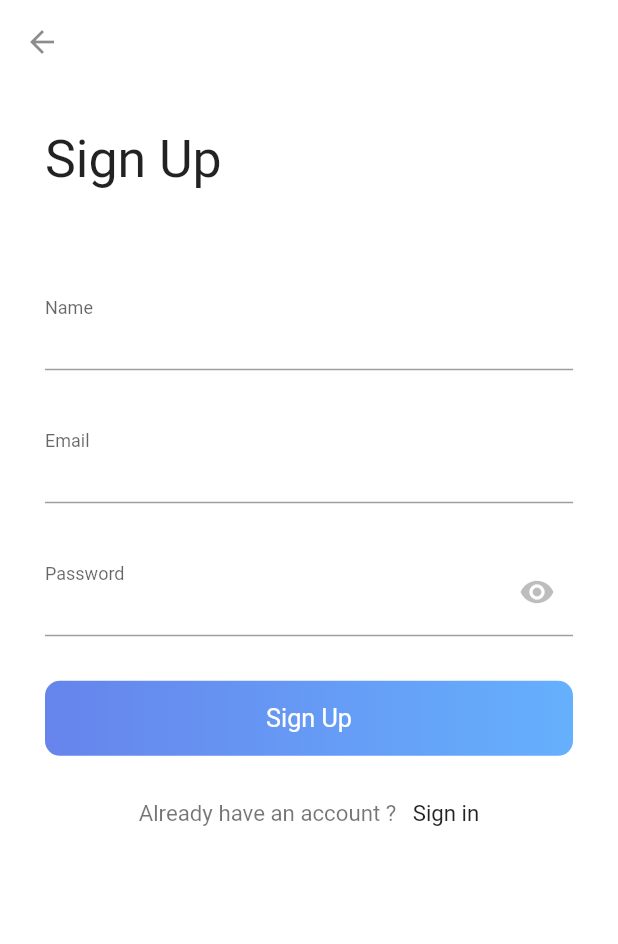
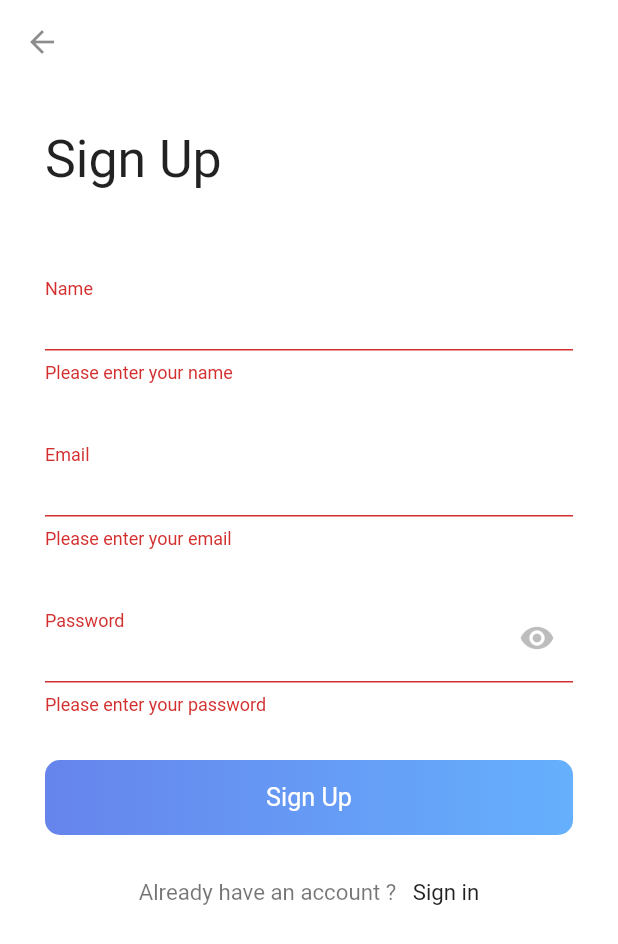
Before and after one commit to Mohamedali01/e_commerce_redesign, a Flutter app: the SignUpScreen screen opened directly, after a tap on "Sign Up", on a phone screen of 412 x 824 dp. Shown: the top 944 px of the screen. Run offline on Flutter 3.47's test engine with Material 2 defaults, Android fonts, the phone set to English and light mode, and no system bars; our stand-ins replace flutter_svg, get.

Commit message:
finish_auth_ui

```diff
--- a/lib/app/auth/view/sign_up_screen.dart
+++ b/lib/app/auth/view/sign_up_screen.dart
@@ -1,4 +1,6 @@
 import 'package:e_commerce_app/app/auth/control/sign_up_controller.dart';
+import 'package:e_commerce_app/app/auth/view/log_in_screen.dart';
+import 'package:e_commerce_app/app/auth/view/welcome_screen.dart';
 import 'package:e_commerce_app/constants.dart';
 import 'package:e_commerce_app/core/size_config.dart';
 import 'package:e_commerce_app/widgets/custom_constrained_box.dart';
@@ -6,9 +8,12 @@ import 'package:e_commerce_app/widgets/custom_rounded_button.dart';
 import 'package:e_commerce_app/widgets/custom_text.dart';
 import 'package:e_commerce_app/widgets/custom_text_form_field.dart';
 import 'package:flutter/material.dart';
+import 'package:get/get.dart';
 import 'package:provider/provider.dart';
 
 class SignUpScreen extends StatelessWidget {
+  final _formKey = GlobalKey<FormState>();
+
   @override
   Widget build(BuildContext context) {
     final controller = Provider.of<SignUpController>(context);
@@ -18,9 +23,14 @@ class SignUpScreen extends StatelessWidget {
       appBar: AppBar(
         backgroundColor: Colors.white,
         elevation: 0.0,
-        leading: Icon(
+        leading: IconButton(
+          onPressed: () {
+            Get.offAll(WelcomeScreen());
+          },
+          icon: Icon(
             Icons.arrow_back,
             color: Colors.black45,
+          ),
         ),
       ),
       body: Padding(
@@ -30,6 +40,8 @@ class SignUpScreen extends StatelessWidget {
             child: CustomConstrainedBox(
               minHeight: constrains.maxHeight,
               minWidth: constrains.maxWidth,
+              child: Form(
+                key: _formKey,
                 child: Column(
                   crossAxisAlignment: CrossAxisAlignment.start,
                   children: [
@@ -40,6 +52,13 @@ class SignUpScreen extends StatelessWidget {
                     ),
                     Spacer(),
                     CustomTextFormField(
+                      validator: (value) {
+                        if (value!.isEmpty) {
+                          return 'Please enter your name';
+                        }
+                        return null;
+                      },
+                      onSaved: (value) {},
                       label: 'Name',
                       textInputType: TextInputType.text,
                     ),
@@ -49,12 +68,30 @@ class SignUpScreen extends StatelessWidget {
                     CustomTextFormField(
                       label: 'Email',
                       textInputType: TextInputType.text,
+                      validator: (value) {
+                        if (value!.isEmpty) {
+                          return 'Please enter your email';
+                        }
+                        if (!value.contains('@') || !value.contains('.')) {
+                          return 'This is not an email';
+                        }
+                        return null;
+                      },
                     ),
                     SizedBox(
                       height: defaultSize * 3,
                     ),
                     CustomTextFormField(
                       label: 'Password',
+                      validator: (value) {
+                        if (value!.isEmpty) {
+                          return 'Please enter your password';
+                        }
+                        if (value.length < 6) {
+                          return 'Password is too short';
+                        }
+                        return null;
+                      },
                       textInputType: TextInputType.text,
                       obscure: !controller.isPassVisible,
                       suffixIcon: IconButton(
@@ -74,7 +111,9 @@ class SignUpScreen extends StatelessWidget {
                     ),
                     CustomRoundedButton(
                       width: constrains.maxWidth,
-                    onTap: () {},
+                      onTap: () {
+                        _formKey.currentState!.validate();
+                      },
                       gradient: gradient,
                       child: Center(
                         child: CustomText(
@@ -87,7 +126,11 @@ class SignUpScreen extends StatelessWidget {
                     SizedBox(
                       height: defaultSize * 3,
                     ),
-                  Center(
+                    GestureDetector(
+                      onTap: () {
+                        Get.offAll(LogInScreen());
+                      },
+                      child: Center(
                         child: RichText(
                           text: TextSpan(
                             children: [
@@ -109,10 +152,12 @@ class SignUpScreen extends StatelessWidget {
                           ),
                         ),
                       ),
+                    ),
                     Spacer(
                       flex: 4,
                     )
                   ],
+                ),
               ),
             ),
           );
--- a/lib/widgets/custom_text_form_field.dart
+++ b/lib/widgets/custom_text_form_field.dart
@@ -5,19 +5,29 @@ class CustomTextFormField extends StatelessWidget {
   final TextInputType? textInputType;
   final Widget? suffixIcon;
   final bool obscure;
+  final void Function(String?)? onSaved;
+  final String? Function(String?)? validator;
 
   CustomTextFormField(
-      {this.label, this.textInputType, this.suffixIcon, this.obscure = false});
+      {this.label,
+      this.textInputType,
+      this.suffixIcon,
+      this.obscure = false,
+      this.validator,
+      this.onSaved});
 
   @override
   Widget build(BuildContext context) {
     return TextFormField(
       keyboardType: textInputType,
       obscureText: obscure,
+      onSaved: onSaved,
+      validator: validator,
       decoration: InputDecoration(
-          suffixIcon: suffixIcon,
-          labelText: label,
-          floatingLabelBehavior: FloatingLabelBehavior.always),
+        suffixIcon: suffixIcon,
+        labelText: label,
+        floatingLabelBehavior: FloatingLabelBehavior.always,
+      ),
     );
   }
 }
--- a/pubspec.yaml
+++ b/pubspec.yaml
@@ -21,6 +21,7 @@ environment:
   sdk: ">=2.12.0 <3.0.0"
 
 dependencies:
+  get: ^4.3.8
   provider: ^6.0.0
   flutter_svg: ^0.22.0
   flutter:
```
Also changed, not shown: lib/app/auth/view/log_in_screen.dart (+49 -8 lines), lib/app/auth/view/welcome_screen.dart (+13 -6 lines), lib/main.dart (+5 -3 lines), pubspec.lock. Lines whose indentation alone changed are shown as unchanged.
